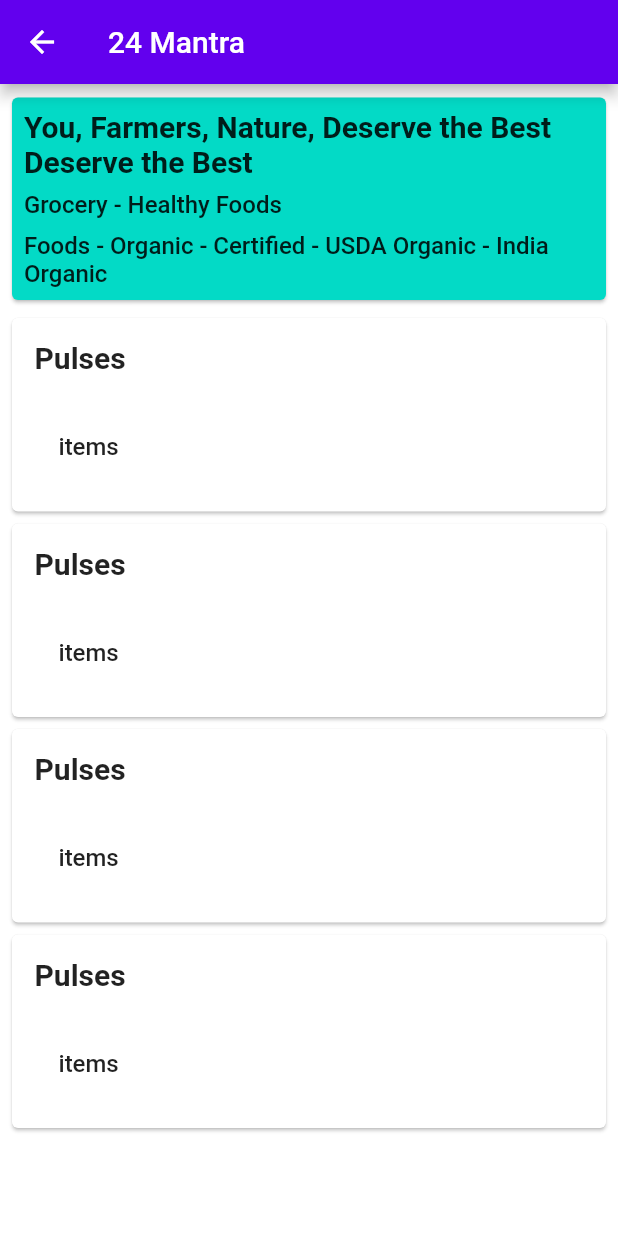
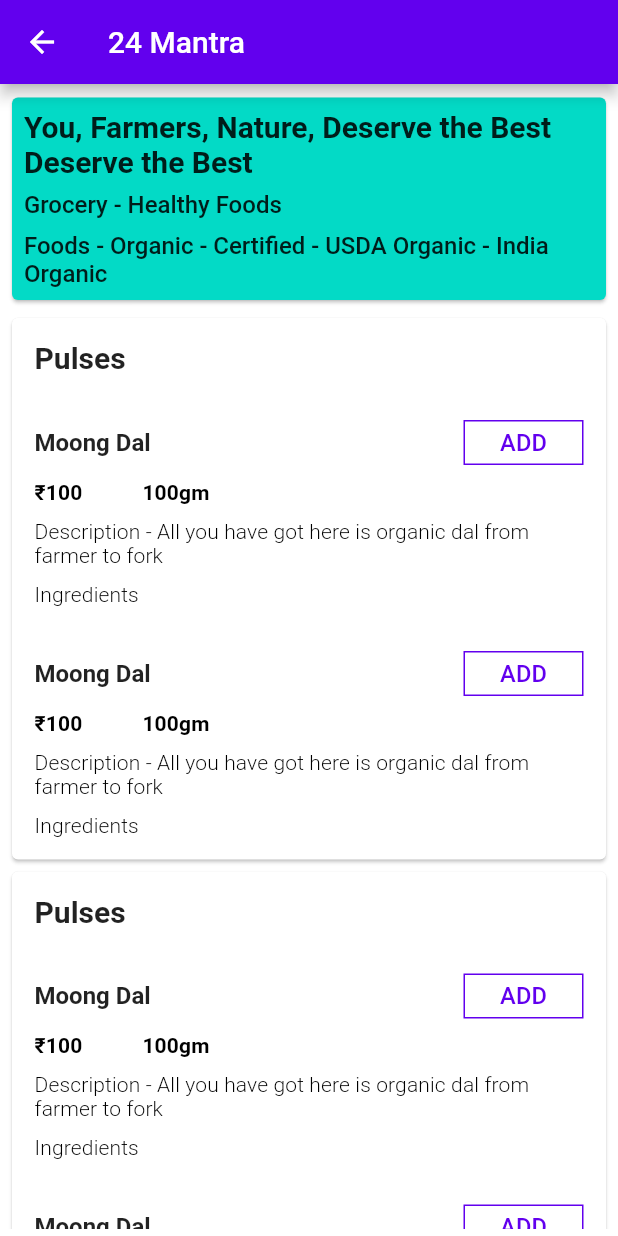
Before and after one commit to varmeh/botigaApp, a Flutter app: the screen it shows after launch, after a tap on "24 Mantra", on a phone screen of 412 x 824 dp. Run offline on Flutter 3.47's test engine with Material 2 defaults, Android fonts, the phone set to English and light mode, and no system bars.

Commit message:
product list implementation finished

```diff
--- a/lib/app/stores/products.dart
+++ b/lib/app/stores/products.dart
@@ -28,7 +28,7 @@
                       return CategoryCard();
                     },
                   ),
-                )
+                ),
               ],
             ),
           ),
--- a/lib/app/stores/widgets/categoryCard.dart
+++ b/lib/app/stores/widgets/categoryCard.dart
@@ -1,10 +1,12 @@
 import 'package:flutter/material.dart';
+
+import 'productTile.dart';
 
 class CategoryCard extends StatelessWidget {
   @override
   Widget build(BuildContext context) {
     return Card(
-      child: Padding(
+      child: Container(
         padding: const EdgeInsets.all(15.0),
         child: Column(
           mainAxisAlignment: MainAxisAlignment.spaceEvenly,
@@ -14,18 +16,12 @@
               'Pulses',
               style: Theme.of(context).textTheme.headline6,
             ),
-            SizedBox(height: 20.0),
             Column(
-              crossAxisAlignment: CrossAxisAlignment.stretch,
               children: [
-                ListTile(
-                  title: Text(
-                    'items',
-                    style: Theme.of(context).textTheme.subtitle1,
-                  ),
-                ),
+                ProductTile(),
+                ProductTile(),
               ],
-            )
+            ),
           ],
         ),
       ),
--- /dev/null
+++ b/lib/app/stores/widgets/productSelectionButton.dart
@@ -0,0 +1,78 @@
+import 'package:flutter/material.dart';
+
+import '../../../widgets/index.dart' show IncrementButton;
+
+class ProductSelectionButton extends StatefulWidget {
+  final bool enabled;
+
+  ProductSelectionButton({this.enabled = true});
+
+  @override
+  _ProductSelectionButtonState createState() => _ProductSelectionButtonState();
+}
+
+class _ProductSelectionButtonState extends State<ProductSelectionButton> {
+  int _value = 0;
+
+  @override
+  Widget build(BuildContext context) {
+    final themeData = Theme.of(context);
+    final _borderColor =
+        widget.enabled ? themeData.primaryColor : themeData.disabledColor;
+    return Container(
+      width: 80.0,
+      height: 30.0,
+      padding: EdgeInsets.all(5),
+      decoration: BoxDecoration(border: Border.all(color: _borderColor)),
+      child: _value == 0
+          ? _AddButton(
+              enabled: widget.enabled,
+              onPressed: () {
+                setState(() {
+                  _value++;
+                });
+              },
+            )
+          : IncrementButton(
+              value: _value,
+              onIncrement: () {
+                setState(() {
+                  _value++;
+                });
+              },
+              onDecrement: () {
+                setState(() {
+                  if (_value > 0) {
+                    _value--;
+                  }
+                });
+              },
+            ),
+    );
+  }
+}
+
+class _AddButton extends StatelessWidget {
+  final Function onPressed;
+  final bool enabled;
+
+  _AddButton({@required this.onPressed, this.enabled});
+
+  @override
+  Widget build(BuildContext context) {
+    final themeData = Theme.of(context);
+    final _color = this.enabled ? themeData.primaryColor : themeData.hintColor;
+    return GestureDetector(
+      onTap: this.onPressed,
+      child: FittedBox(
+        fit: BoxFit.contain,
+        child: Text(
+          this.enabled ? 'ADD' : 'Not Available',
+          style: themeData.textTheme.subtitle2.merge(
+            TextStyle(color: _color),
+          ),
+        ),
+      ),
+    );
+  }
+}
--- /dev/null
+++ b/lib/app/stores/widgets/productTile.dart
@@ -0,0 +1,72 @@
+import 'package:flutter/material.dart';
+
+import 'productSelectionButton.dart';
+
+class ProductTile extends StatelessWidget {
+  @override
+  Widget build(BuildContext context) {
+    final _textTheme = Theme.of(context).textTheme;
+    final _mediumFontWeightStyle = TextStyle(fontWeight: FontWeight.w600);
+
+    return Column(
+      crossAxisAlignment: CrossAxisAlignment.start,
+      children: [
+        SizedBox(height: 30.0),
+        Row(
+          mainAxisAlignment: MainAxisAlignment.spaceBetween,
+          children: [
+            Text(
+              'Moong Dal',
+              style: _textTheme.subtitle1
+                  .merge(TextStyle(fontWeight: FontWeight.bold)),
+            ),
+            ProductSelectionButton(),
+          ],
+        ),
+        SizedBox(
+          height: 10,
+        ),
+        Row(
+          children: [
+            Text(
+              '₹100',
+              style: _textTheme.subtitle2.merge(_mediumFontWeightStyle),
+            ),
+            SizedBox(
+              width: 40,
+            ),
+            Text(
+              '100gm',
+              style: _textTheme.subtitle2.merge(_mediumFontWeightStyle),
+            ),
+          ],
+        ),
+        ProductInfo(
+            'Description - All you have got here is organic dal from farmer to fork'),
+        ProductInfo('Ingredients'),
+      ],
+    );
+  }
+}
+
+class ProductInfo extends StatelessWidget {
+  final String title;
+
+  ProductInfo(this.title);
+
+  @override
+  Widget build(BuildContext context) {
+    return title.isNotEmpty
+        ? Padding(
+            padding: const EdgeInsets.only(top: 10.0),
+            child: Text(
+              this.title,
+              style: Theme.of(context)
+                  .textTheme
+                  .subtitle2
+                  .merge(TextStyle(fontWeight: FontWeight.w300)),
+            ),
+          )
+        : Container();
+  }
+}
--- a/lib/theme/appTheme.dart
+++ b/lib/theme/appTheme.dart
@@ -8,6 +8,7 @@
 
 class AppTheme {
   static final light = lightTheme.copyWith(
+    disabledColor: Colors.grey[300],
     textTheme: lightTheme.textTheme.merge(textThemeUpdate),
     cardTheme: CardTheme(
       margin: EdgeInsets.symmetric(horizontal: 8.0, vertical: 4.0),
--- /dev/null
+++ b/lib/widgets/index.dart
@@ -0,0 +1 @@
+export 'incrementButton.dart';
```
Also changed, not shown: lib/widgets/incrementButton.dart (added, +59 -0 lines).
